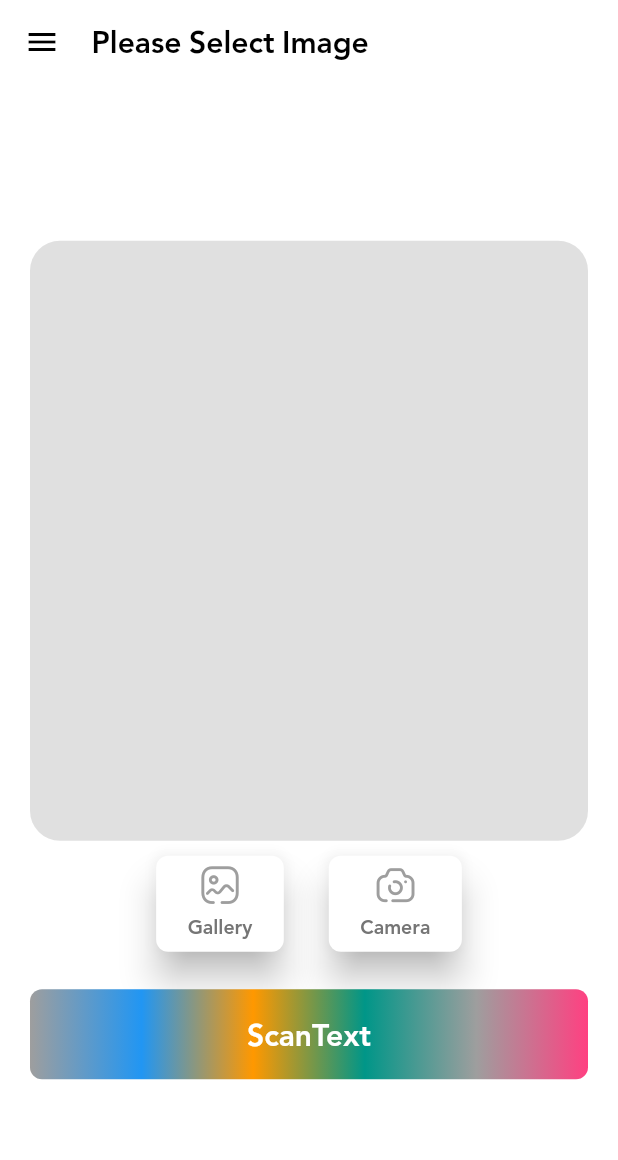
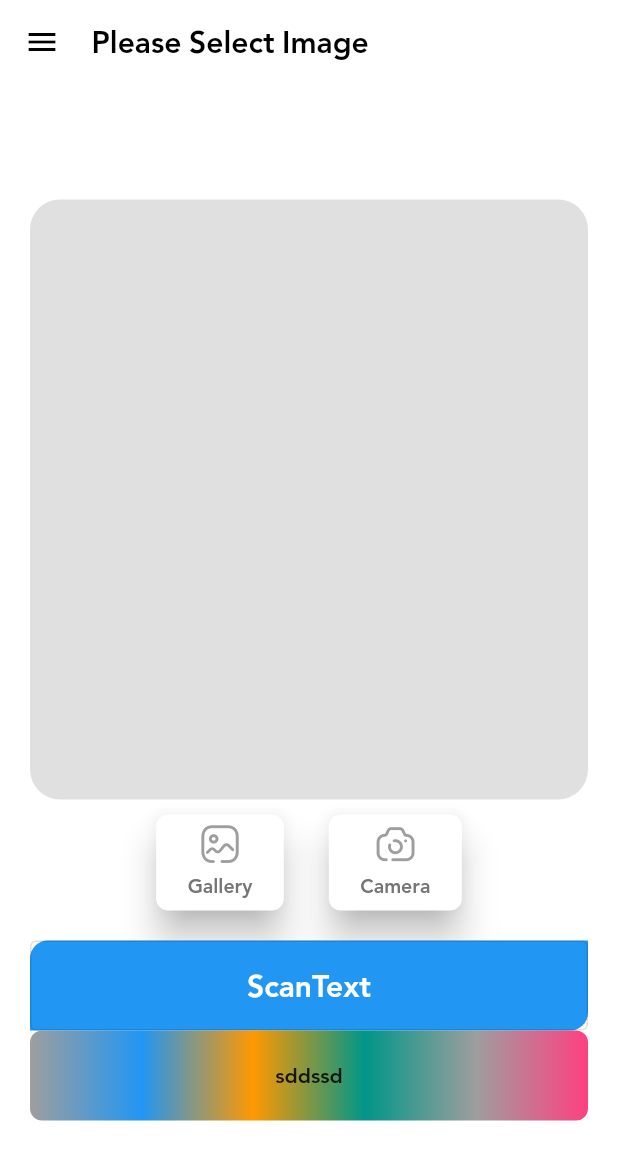
Before and after one commit to MohamedAhmedMekawy/team_Project, a Flutter app: the HomeScreen screen opened directly, on a phone screen of 412 x 824 dp. Shown: the top 1160 px of the screen. Run offline on Flutter 3.47's test engine with Material 2 defaults, Android fonts, the phone set to English and light mode, and no system bars; our stand-ins replace bloc, easy_splash_screen, flutter_bloc, flutter_rating_bar, image_picker, percent_indicator; missing offline and left inert: google_ml_kit.

Commit message:
initial commit

```diff
--- a/lib/modules/home/home_screen.dart
+++ b/lib/modules/home/home_screen.dart
@@ -123,23 +123,38 @@ class HomeScreen extends StatelessWidget {
                             ],
                           ),
                           const SizedBox(
-                            height: 25,
+                            height: 20,
                           ),
-                          gradientButton(
-                            context: context,
+                          Container(
+                            width: double.infinity,
+                            height: 60,
+                            decoration: BoxDecoration(
+                              color: Colors.blue,
+                              borderRadius: BorderRadius.only(
+                                topLeft: Radius.circular(12),
+                                bottomRight: Radius.circular(12),
+                              ),
+                            ),
+                            child: OutlinedButton(
+                             onPressed: (){
+                               Navigator.push(context, MaterialPageRoute(builder: (context) => ScanText(
+            text: cubit.scannedText,
+          ),));},
+                                child: Text(
+                                    'ScanText',style: TextStyle(
+                                  color: Colors.white,
+                                  fontSize: 20
+                                ),
+                               ),
+                             )
+                          ),
+                          gradientButton(context: context,
                             title: Text(
-                              'ScanText',style: TextStyle(
-                                color: Colors.white,
-                                fontSize: 20
-                            ),
+                              'sddssd'
                             ),
                             onPressed: (){
-                              Navigator.push(context, MaterialPageRoute(builder: (context) => ScanText(
-                                text: cubit.scannedText,
-                              ),
-                              )
-                              );
-                            },
+                            navigateTo(context, ChangePassword());
+                            }
 
                           )
                         ],
```
